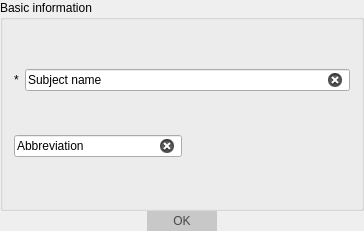
Old version of the form Orar/OrarApp/SubjectDialog.ui in the repository alexandrutm/UnivTimetable.
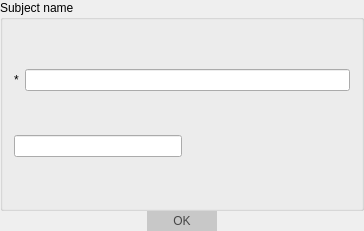
New version of the form.

Diff of the .ui file:
```diff
--- a/Orar/OrarApp/SubjectDialog.ui
+++ b/Orar/OrarApp/SubjectDialog.ui
@@ -32,7 +32,7 @@
    <item>
     <widget class="QGroupBox" name="BasicInfo">
      <property name="title">
-      <string>Basic information</string>
+      <string>Subject name</string>
      </property>
      <layout class="QVBoxLayout" name="verticalLayout_3">
       <item>
@@ -56,7 +56,7 @@
            <string/>
           </property>
           <property name="text">
-           <string notr="true">Subject name</string>
+           <string notr="true"/>
           </property>
           <property name="echoMode">
            <enum>QLineEdit::Normal</enum>
@@ -81,7 +81,7 @@
           <item>
            <widget class="QLineEdit" name="Abbreviation">
             <property name="text">
-             <string>Abbreviation</string>
+             <string/>
             </property>
             <property name="clearButtonEnabled">
              <bool>true</bool>
```
